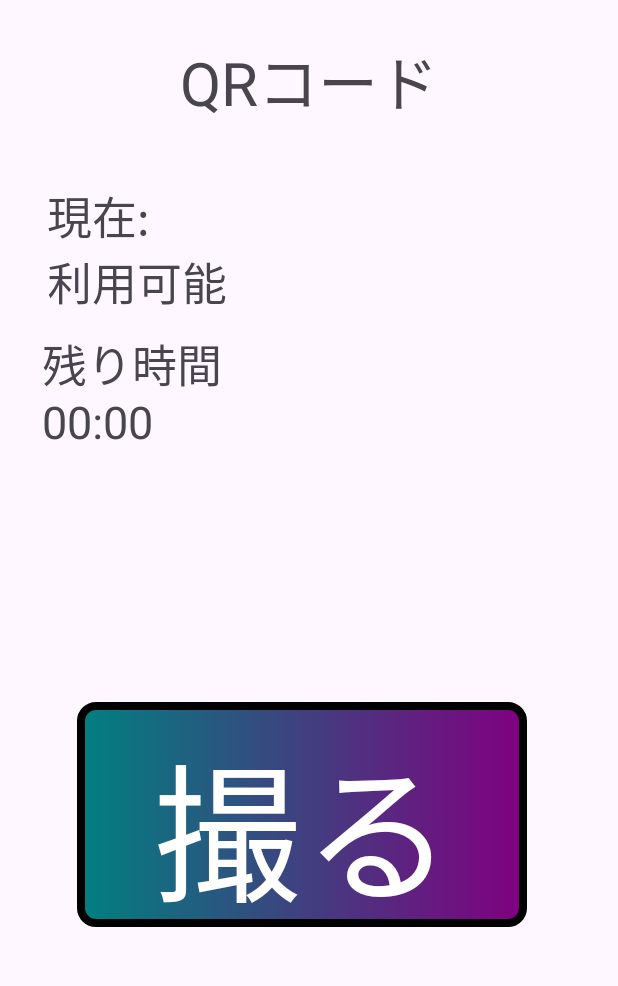
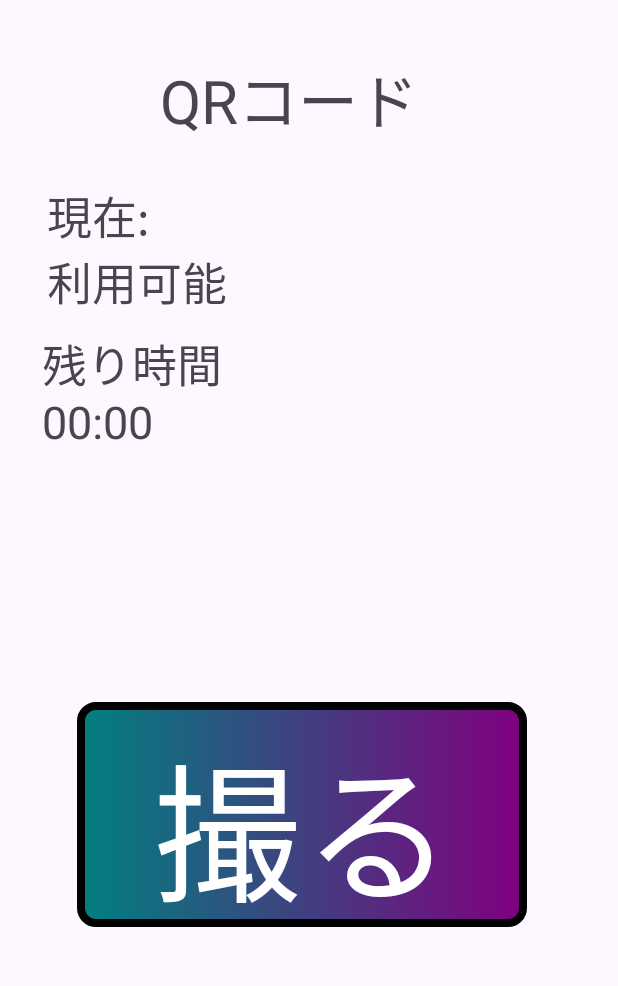
Before and after one commit to NIT-Maizuru-Programmers-Community/Noverflow_procon35, an Android app: the screen it shows after launch (MainActivity), on a phone screen of 412 x 824 dp, the part 159-1145 px from its top. Run offline under Robolectric (Android 15) with nearby library versions, the phone set to English and light mode, and no system bars; libraries missing offline, so code that uses them is left out: com.journeyapps.barcodescanner; 2 statements that could not run were skipped.

Commit message:
QR完成

```diff
--- a/app/src/main/res/layout/activity_main.xml
+++ b/app/src/main/res/layout/activity_main.xml
@@ -61,11 +61,12 @@
         android:id="@+id/textView2"
         android:layout_width="269dp"
         android:layout_height="56dp"
-        android:layout_marginTop="24dp"
+        android:layout_marginTop="36dp"
         android:gravity="center"
         android:text="QRコード"
         android:textSize="40sp"
         app:layout_constraintEnd_toEndOf="parent"
+        app:layout_constraintHorizontal_bias="0.408"
         app:layout_constraintStart_toStartOf="parent"
         app:layout_constraintTop_toBottomOf="@+id/textView1" />
 
```
